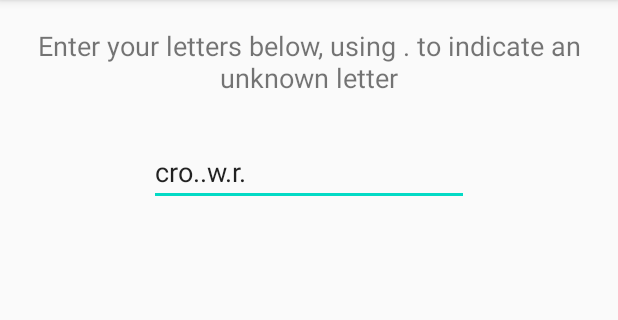
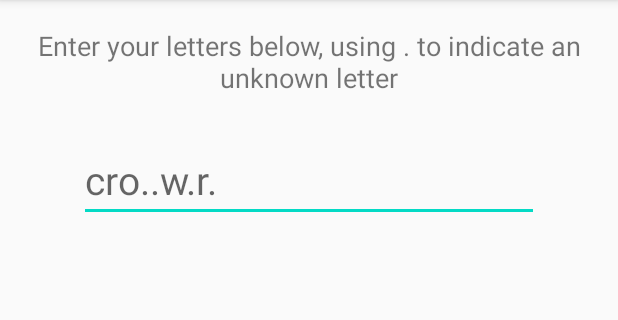
Before and after one commit to johncrawley/CrosswordPuzzleSolver, an Android app: the screen it shows after launch (MainActivity), on a phone screen of 412 x 824 dp, the part 84-404 px from its top. Run offline under Robolectric (Android 15) with nearby library versions, the phone set to English and light mode, and no system bars.

Commit message:
Improved look of input text, cleaned up MainActivity.

```diff
--- a/app/src/main/java/com/jcrawley/crosswordpuzzlesolver/WordSearcher.java
+++ b/app/src/main/java/com/jcrawley/crosswordpuzzlesolver/WordSearcher.java
@@ -66,14 +66,9 @@ public class WordSearcher {
     }
 
 
-    private void log(String msg){
-        System.out.println("WordSearcher: " + msg);
-    }
-
     private boolean isCorrectLength(String word){
         return word.length() == expectedCharacters;
     }
 
 
-
 }
--- a/app/src/main/res/layout/activity_main.xml
+++ b/app/src/main/res/layout/activity_main.xml
@@ -28,10 +28,13 @@
         android:id="@+id/wordInput"
         android:layout_width="wrap_content"
         android:layout_height="wrap_content"
+        android:textSize="@dimen/input_text_size"
+        android:maxLength="25"
         android:ems="10"
         android:imeOptions="actionSearch"
         android:inputType="textPersonName"
-        android:text="@string/text_placeholder"
+        android:hint="@string/text_placeholder"
+        android:text=""
         app:layout_constraintBottom_toTopOf="@id/list"
         app:layout_constraintEnd_toEndOf="parent"
         app:layout_constraintStart_toStartOf="parent"
--- a/app/src/main/res/values/dimen.xml
+++ b/app/src/main/res/values/dimen.xml
@@ -4,4 +4,6 @@
     <dimen name="instruction_text_bottom_margin">28dp</dimen>
     <dimen name="instruction_text_side_margin">12dp</dimen>
     <dimen name="instruction_text_size">18sp</dimen>
+    <dimen name="input_text_size">26sp</dimen>
+
 </resources>
```
Also changed, not shown: app/src/main/java/com/jcrawley/crosswordpuzzlesolver/MainActivity.java (+7 -4 lines).
